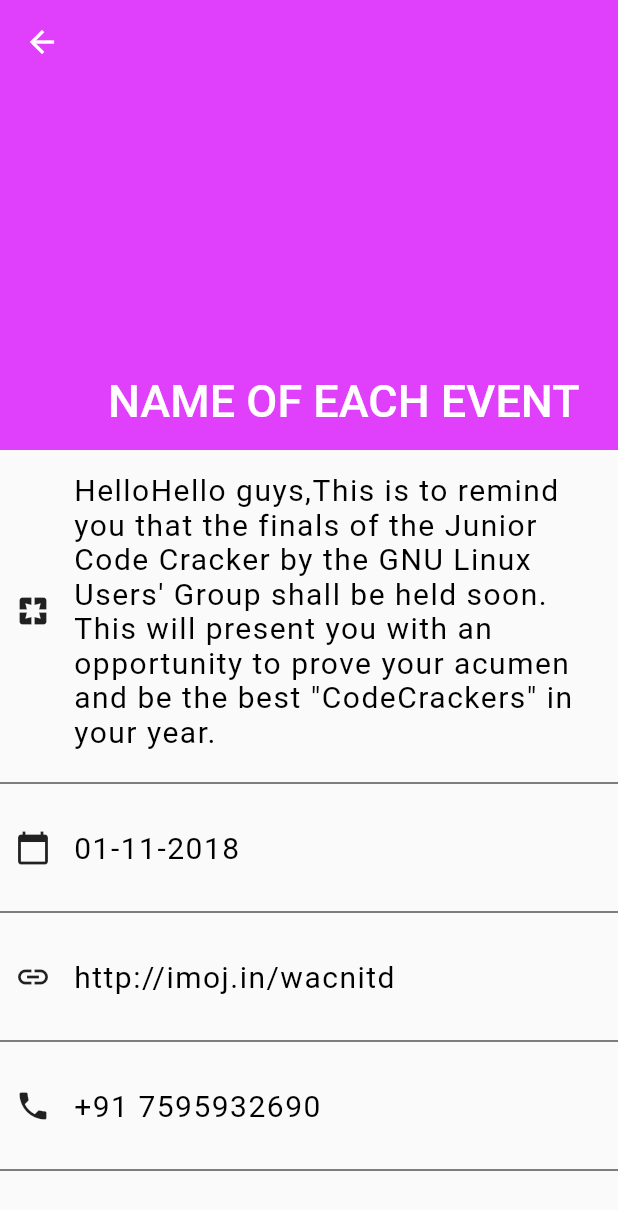
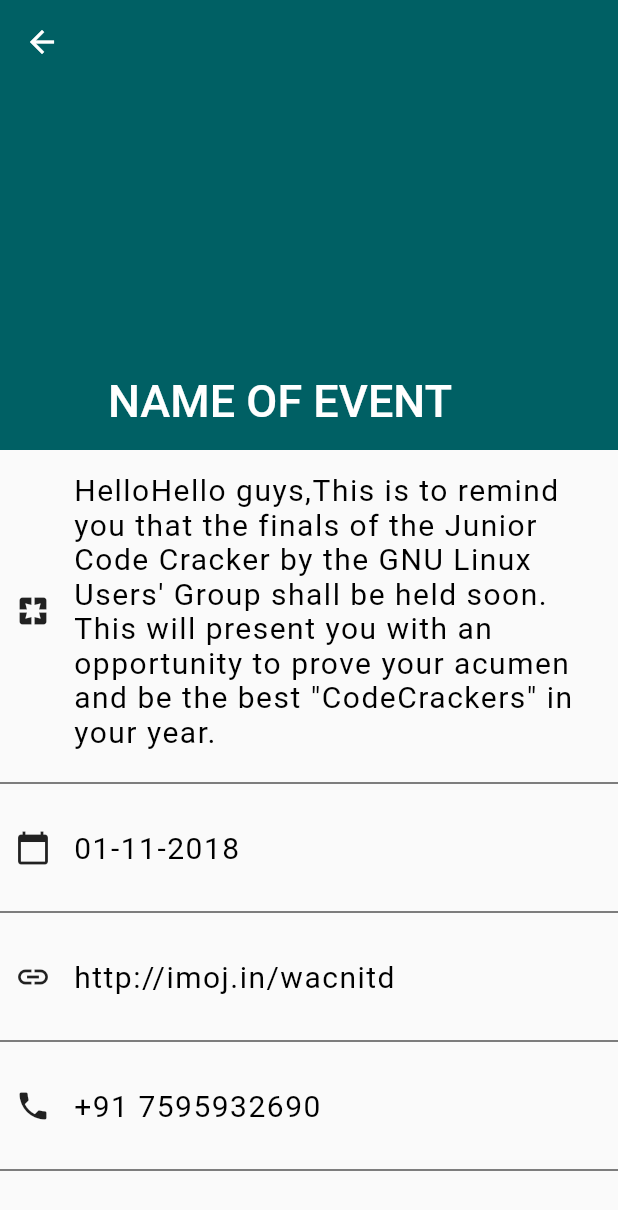
Before and after one commit to simran9928/Fest_App, a Flutter app: the Event_Details screen opened directly, after a tap on "NAME OF THE EVENT", on a phone screen of 412 x 824 dp. Shown: the top 1210 px of the screen. Run offline on Flutter 3.47's test engine with Material 2 defaults, Android fonts, the phone set to English and light mode, and no system bars; our stand-ins replace firebase_auth, firebase_storage, font_awesome_flutter, google_sign_in, image_picker; accounts and stored records are empty; Roboto replaces fonts that are missing (Rubik-Regular).

Commit message:
event page

```diff
--- a/lib/events/event.dart
+++ b/lib/events/event.dart
@@ -15,9 +15,9 @@
           const SliverAppBar(
             pinned: true,
             expandedHeight: 300.0,
-            backgroundColor: Colors.purpleAccent,
+            backgroundColor: Color(0xFF006064),
             flexibleSpace: FlexibleSpaceBar(
-              title: Text('NAME OF EACH EVENT'),
+              title: Text('NAME OF EVENT'),
               ),
             ),
             SliverList(
--- a/lib/events/event_list.dart
+++ b/lib/events/event_list.dart
@@ -25,7 +25,7 @@
     const SliverAppBar(
       pinned: true,
       expandedHeight: 300.0,
-      backgroundColor: Colors.lime,
+      backgroundColor: Color(0xFFFFE082),
       flexibleSpace: FlexibleSpaceBar(
         title: Text('Type of Event'),
       ),
--- a/lib/events/sections.dart
+++ b/lib/events/sections.dart
@@ -45,7 +45,7 @@
               fontWeight: FontWeight.bold,
               fontSize: 40.0,
               fontFamily:"BalooBhai-Regular",
-              color: Colors.white,
+              color: Colors.black,
             ),
             )
           ),
```
